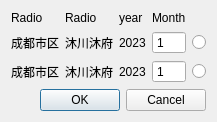
The window that ItshfSim/env/model.ui (lzhengp1986/AutoTechSim) describes before a commit, drawn with Qt 5.
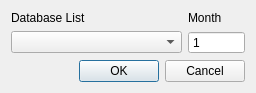
The same window after the commit.

Commit message: 使用model来配置背景和数据库

The edit to the form file:
```diff
--- a/ItshfSim/env/model.ui
+++ b/ItshfSim/env/model.ui
@@ -6,141 +6,31 @@
    <rect>
     <x>0</x>
     <y>0</y>
-    <width>213</width>
-    <height>120</height>
+    <width>256</width>
+    <height>85</height>
    </rect>
   </property>
   <property name="windowTitle">
    <string>Dialog</string>
   </property>
   <layout class="QGridLayout" name="gridLayout">
-   <item row="0" column="0">
-    <layout class="QGridLayout" name="dBGrid">
-     <item row="0" column="5">
-      <widget class="QLabel" name="month">
-       <property name="text">
-        <string>Month</string>
-       </property>
-      </widget>
-     </item>
-     <item row="1" column="4">
-      <widget class="QLabel" name="year_1">
-       <property name="text">
-        <string>2023</string>
-       </property>
-      </widget>
-     </item>
-     <item row="2" column="3">
-      <widget class="QLabel" name="rxLabel_2">
-       <property name="text">
-        <string>沐川沐府</string>
-       </property>
-      </widget>
-     </item>
-     <item row="2" column="2">
-      <widget class="QLabel" name="txLabel_2">
-       <property name="text">
-        <string>成都市区</string>
-       </property>
-      </widget>
-     </item>
-     <item row="0" column="3">
-      <widget class="QLabel" name="rxLabel">
-       <property name="text">
-        <string>Radio</string>
-       </property>
-      </widget>
-     </item>
-     <item row="0" column="4">
-      <widget class="QLabel" name="year">
-       <property name="text">
-        <string>year</string>
-       </property>
-      </widget>
-     </item>
-     <item row="0" column="2">
-      <widget class="QLabel" name="txLabel">
-       <property name="text">
-        <string>Radio</string>
-       </property>
-      </widget>
-     </item>
-     <item row="2" column="4">
-      <widget class="QLabel" name="year_2">
-       <property name="text">
-        <string>2023</string>
-       </property>
-      </widget>
-     </item>
-     <item row="1" column="3">
-      <widget class="QLabel" name="rxLabel_1">
-       <property name="text">
-        <string>沐川沐府</string>
-       </property>
-      </widget>
-     </item>
-     <item row="1" column="2">
-      <widget class="QLabel" name="txLabel_1">
-       <property name="text">
-        <string>成都市区</string>
-       </property>
-      </widget>
-     </item>
-     <item row="1" column="5">
-      <widget class="QSpinBox" name="month_1">
-       <property name="buttonSymbols">
-        <enum>QAbstractSpinBox::NoButtons</enum>
-       </property>
-       <property name="minimum">
-        <number>1</number>
-       </property>
-       <property name="maximum">
-        <number>12</number>
-       </property>
-      </widget>
-     </item>
-     <item row="2" column="5">
-      <widget class="QSpinBox" name="month_2">
-       <property name="buttonSymbols">
-        <enum>QAbstractSpinBox::NoButtons</enum>
-       </property>
-       <property name="minimum">
-        <number>1</number>
-       </property>
-       <property name="maximum">
-        <number>12</number>
-       </property>
-      </widget>
-     </item>
-     <item row="1" column="6">
-      <widget class="QRadioButton" name="btn_1">
-       <property name="sizePolicy">
-        <sizepolicy hsizetype="Minimum" vsizetype="Minimum">
-         <horstretch>0</horstretch>
-         <verstretch>0</verstretch>
-        </sizepolicy>
-       </property>
-       <property name="text">
-        <string/>
-       </property>
-      </widget>
-     </item>
-     <item row="2" column="6">
-      <widget class="QRadioButton" name="btn_2">
-       <property name="sizePolicy">
-        <sizepolicy hsizetype="Minimum" vsizetype="Minimum">
-         <horstretch>0</horstretch>
-         <verstretch>0</verstretch>
-        </sizepolicy>
-       </property>
-       <property name="text">
-        <string/>
-       </property>
-      </widget>
-     </item>
-    </layout>
+   <item row="1" column="0" colspan="3">
+    <widget class="QComboBox" name="list"/>
    </item>
-   <item row="1" column="0">
+   <item row="1" column="3">
+    <widget class="QSpinBox" name="month">
+     <property name="buttonSymbols">
+      <enum>QAbstractSpinBox::NoButtons</enum>
+     </property>
+     <property name="minimum">
+      <number>1</number>
+     </property>
+     <property name="maximum">
+      <number>12</number>
+     </property>
+    </widget>
+   </item>
+   <item row="2" column="0" colspan="4">
     <widget class="QDialogButtonBox" name="btnBox">
      <property name="orientation">
       <enum>Qt::Horizontal</enum>
@@ -150,6 +40,20 @@
      </property>
     </widget>
    </item>
+   <item row="0" column="3">
+    <widget class="QLabel" name="mLabel">
+     <property name="text">
+      <string>Month</string>
+     </property>
+    </widget>
+   </item>
+   <item row="0" column="0" colspan="3">
+    <widget class="QLabel" name="dbLabel">
+     <property name="text">
+      <string>Database List</string>
+     </property>
+    </widget>
+   </item>
   </layout>
  </widget>
  <resources/>
```
The commit also changes 11 other files.
